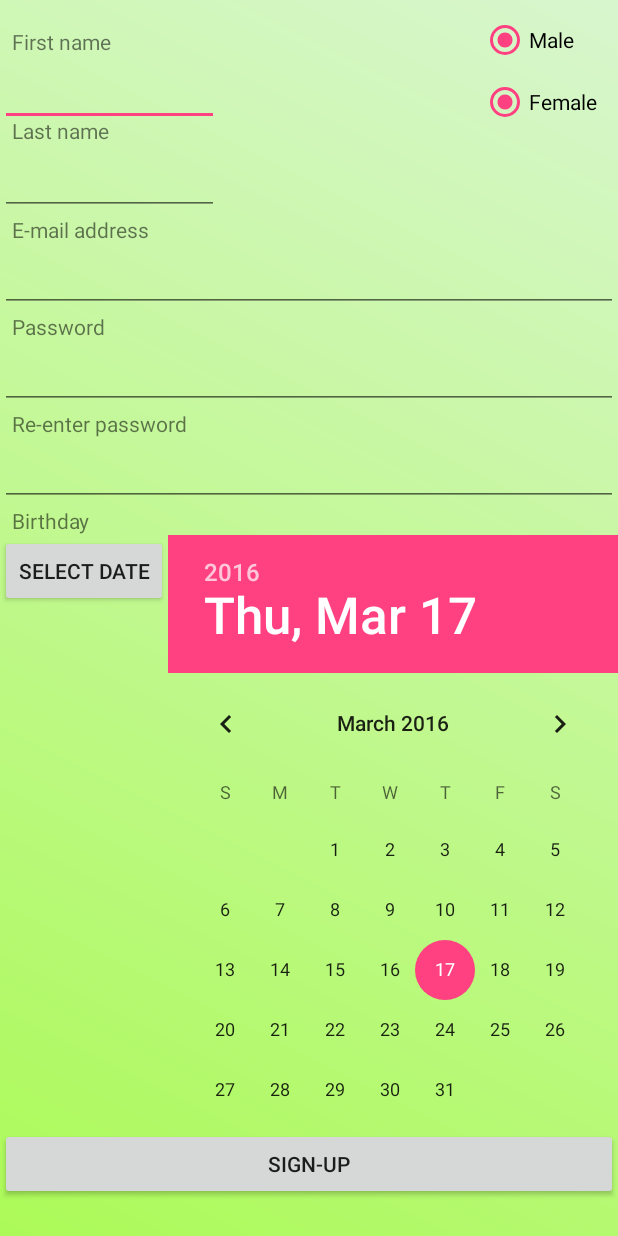
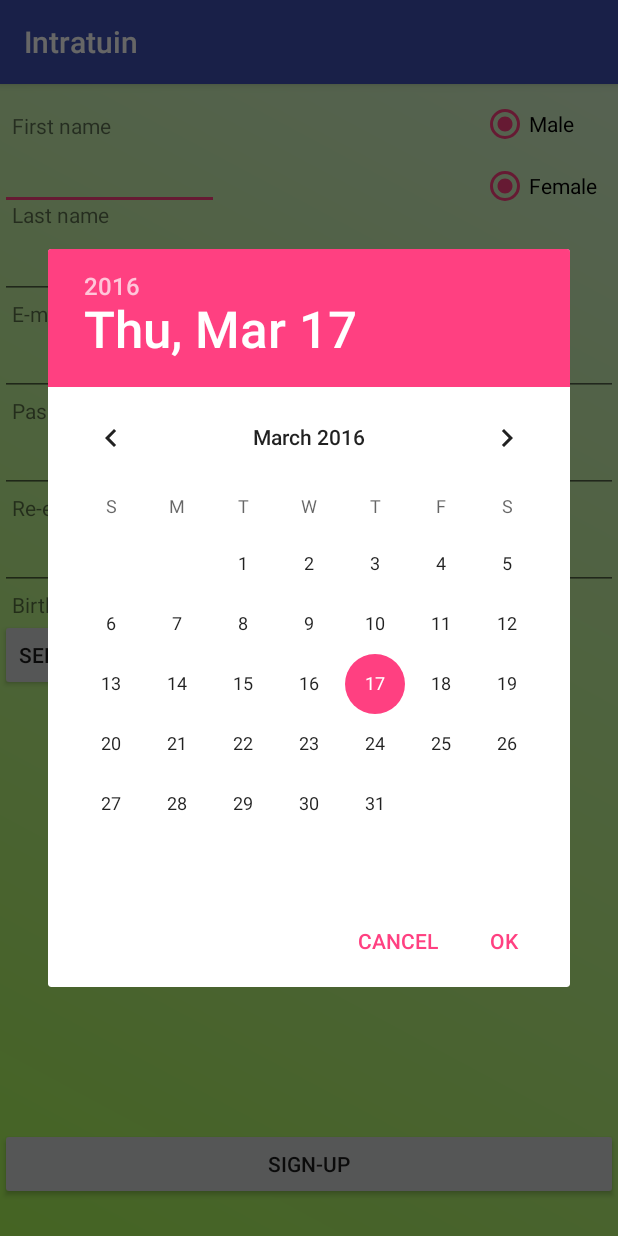
Before and after one commit to BU-git/rp16_gardening, an Android app: the RegisterActivity screen opened directly, with no data from a screen before it, after a tap on "SELECT DATE", on a phone screen of 412 x 824 dp. Run offline under Robolectric (Android 15) with nearby library versions, the phone set to English and light mode, and no system bars; 3 other taps on this screen came first.

Commit message:
fifth version of android application. birthday's selection fixed

```diff
--- a/IntratuinMobile/intratuin/src/main/java/com/example/intratuin/LoginActivity.java
+++ b/IntratuinMobile/intratuin/src/main/java/com/example/intratuin/LoginActivity.java
@@ -1,8 +1,8 @@
 package com.example.intratuin;
 
-import android.app.Activity;
 import android.content.Intent;
 import android.os.Bundle;
+import android.support.v7.app.ActionBarActivity;
 import android.view.View;
 import android.view.View.OnClickListener;
 import android.widget.Button;
@@ -13,7 +13,7 @@ import android.widget.TextView;
 //import com.facebook.FacebookSdk;
 //import com.facebook.login.widget.LoginButton;
 
-public class LoginActivity extends Activity implements OnClickListener {
+public class LoginActivity extends ActionBarActivity implements OnClickListener {
 
     TextView tvEmailAddress;
     TextView tvPassword;
--- a/IntratuinMobile/intratuin/src/main/java/com/example/intratuin/MainActivity.java
+++ b/IntratuinMobile/intratuin/src/main/java/com/example/intratuin/MainActivity.java
@@ -1,14 +1,14 @@
 package com.example.intratuin;
 
-import android.app.Activity;
 import android.content.Intent;
 import android.os.Bundle;
+import android.support.v7.app.ActionBarActivity;
 import android.view.View;
 import android.view.View.OnClickListener;
 import android.widget.Button;
 import android.widget.TextView;
 
-public class MainActivity extends Activity implements OnClickListener {
+public class MainActivity extends ActionBarActivity implements OnClickListener {
 
     Button bLoginMain;
     TextView tvRegisterLinkMain;
--- a/IntratuinMobile/intratuin/src/main/java/com/example/intratuin/RegisterActivity.java
+++ b/IntratuinMobile/intratuin/src/main/java/com/example/intratuin/RegisterActivity.java
@@ -1,16 +1,17 @@
 package com.example.intratuin;
 
-import android.app.Activity;
 import android.os.Bundle;
+import android.support.v4.app.DialogFragment;
+import android.support.v7.app.ActionBarActivity;
 import android.view.View;
 import android.view.View.OnClickListener;
 import android.widget.Button;
-import android.widget.DatePicker;
 import android.widget.EditText;
 import android.widget.RadioButton;
 import android.widget.TextView;
+import com.example.intratuin.handlers.DatePickerFragment;
 
-public class RegisterActivity extends Activity implements OnClickListener {
+public class RegisterActivity extends ActionBarActivity implements OnClickListener {
 
     TextView tvFN;
     TextView tvLN;
@@ -27,7 +28,6 @@ public class RegisterActivity extends Activity implements OnClickListener {
     RadioButton rbFemale;
     Button bSignUp;
     Button bBirthday;
-    DatePicker Birthday;
 
     @Override
     protected void onCreate(Bundle savedInstanceState) {
@@ -73,7 +73,8 @@ public class RegisterActivity extends Activity implements OnClickListener {
                 break;
 
             case R.id.bBirthday:
-
+                DialogFragment dateDialog = new DatePickerFragment();
+                dateDialog.show(getSupportFragmentManager(), "Intratuin");
                 break;
         }
     }
--- /dev/null
+++ b/IntratuinMobile/intratuin/src/main/java/com/example/intratuin/handlers/DatePickerFragment.java
@@ -0,0 +1,44 @@
+package com.example.intratuin.handlers;
+
+import android.app.AlertDialog;
+import android.app.DatePickerDialog;
+import android.app.Dialog;
+import android.content.DialogInterface;
+import android.os.Bundle;
+import android.support.v4.app.DialogFragment;
+import android.widget.Button;
+import com.example.intratuin.R;
+
+import java.util.Calendar;
+
+public class DatePickerFragment extends DialogFragment
+        implements DatePickerDialog.OnDateSetListener {
+
+    @Override
+    public Dialog onCreateDialog(Bundle savedInstanceState) {
+
+        final Calendar c = Calendar.getInstance();
+        int year = c.get(Calendar.YEAR);
+        int month = c.get(Calendar.MONTH);
+        int day = c.get(Calendar.DAY_OF_MONTH);
+
+        Dialog picker = new DatePickerDialog(getActivity(), this,
+                year, month, day);
+        picker.setTitle(getResources().getString(R.string.choose_date));
+
+        return picker;
+    }
+    @Override
+    public void onStart() {
+        super.onStart();
+        Button nButton =  ((AlertDialog) getDialog())
+                .getButton(DialogInterface.BUTTON_POSITIVE);
+        nButton.setText(getResources().getString(R.string.ready));
+
+    }
+
+    @Override
+    public void onDateSet(android.widget.DatePicker datePicker, int year,
+                          int month, int day) {
+    }
+}
--- a/IntratuinMobile/intratuin/src/main/res/layout/activity_register.xml
+++ b/IntratuinMobile/intratuin/src/main/res/layout/activity_register.xml
@@ -150,15 +150,6 @@
         android:layout_height="wrap_content"
         android:layout_alignParentLeft="true"
         android:layout_below="@+id/tvBirthday"
-        android:text="Select date" />
-
-    <DatePicker
-        android:id="@+id/Birthday"
-        android:layout_width="wrap_content"
-        android:layout_height="wrap_content"
-        android:layout_alignTop="@+id/bBirthday"
-        android:layout_toRightOf="@+id/bBirthday"
-        android:calendarViewShown="true"
-        android:spinnersShown="false" />
+        android:text="Select date"/>
 
 </RelativeLayout>
--- a/IntratuinMobile/intratuin/src/main/res/values/strings.xml
+++ b/IntratuinMobile/intratuin/src/main/res/values/strings.xml
@@ -1,4 +1,6 @@
 <resources>
     <string name="app_name">Intratuin</string>
     <string name="facebook_app_id">Facebook</string>
+    <string name="choose_date">Select date</string>
+    <string name="ready">Ok</string>
 </resources>
```
